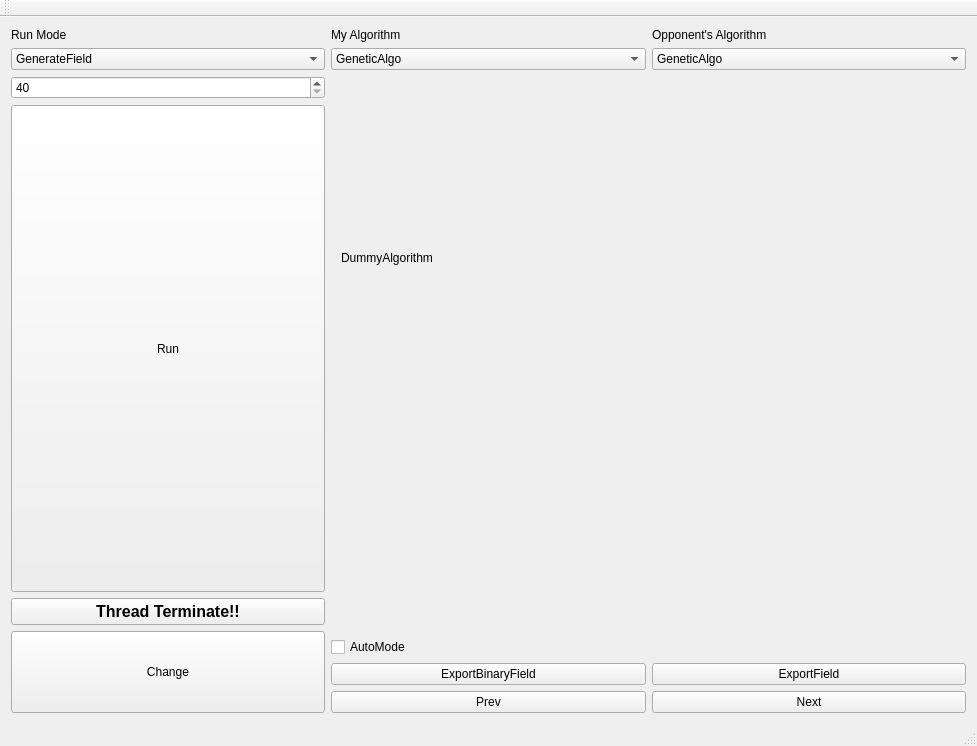
Old version of the form Mejirodai/mejirodai.ui in the repository tnct-spc/procon2018-comp.
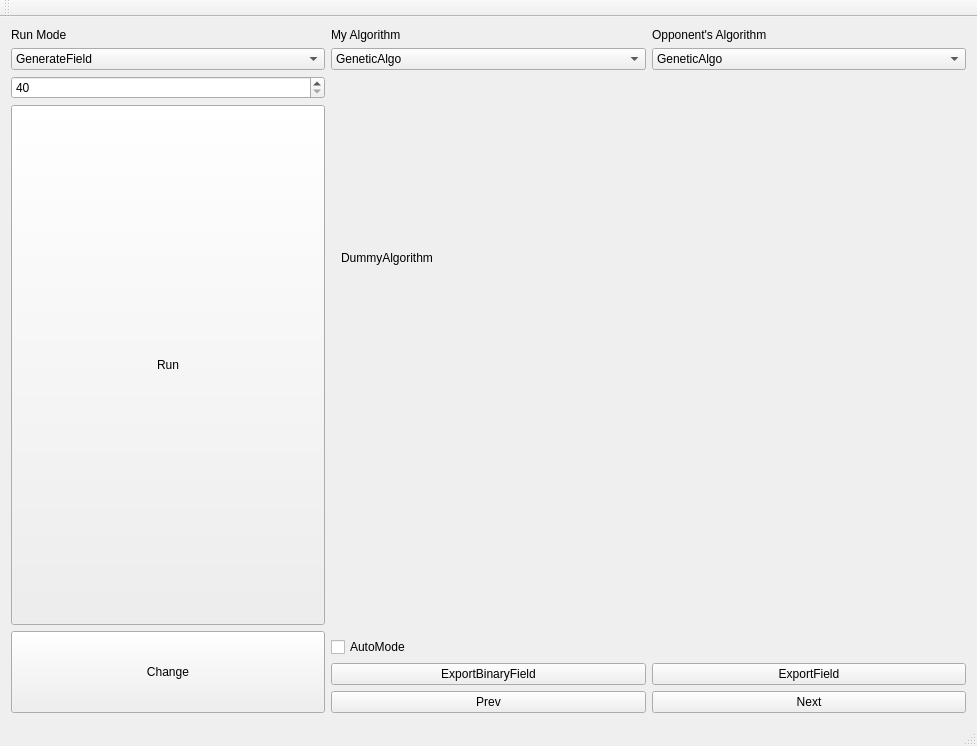
New version of the form.

Patch:
```diff
--- a/Mejirodai/mejirodai.ui
+++ b/Mejirodai/mejirodai.ui
@@ -762,21 +762,7 @@
       </widget>
      </widget>
     </item>
-    <item row="9" column="0">
-     <widget class="QPushButton" name="terminateButton">
-      <property name="font">
-       <font>
-        <pointsize>12</pointsize>
-        <weight>75</weight>
-        <bold>true</bold>
-       </font>
-      </property>
-      <property name="text">
-       <string>Thread Terminate!!</string>
-      </property>
-     </widget>
-    </item>
-    <item row="3" column="0" rowspan="3">
+    <item row="3" column="0" rowspan="4">
      <widget class="QPushButton" name="runButton">
       <property name="sizePolicy">
        <sizepolicy hsizetype="MinimumExpanding" vsizetype="Preferred">
```
Left out of the diff: 70 changed lines with no effect on the pictures.
